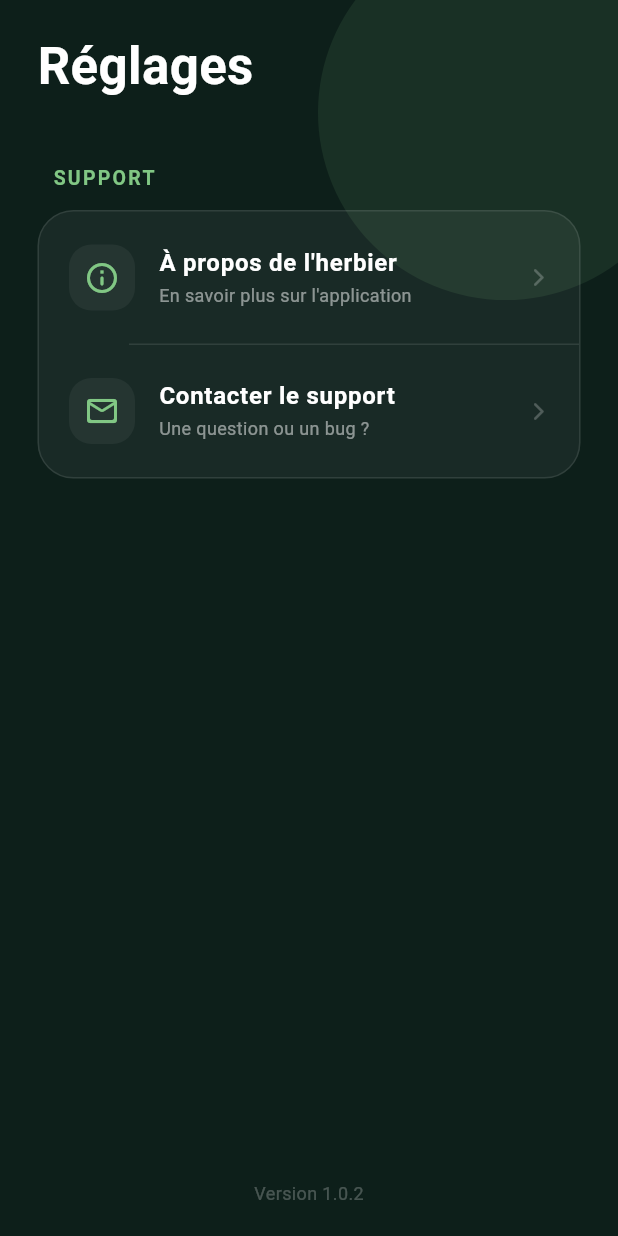
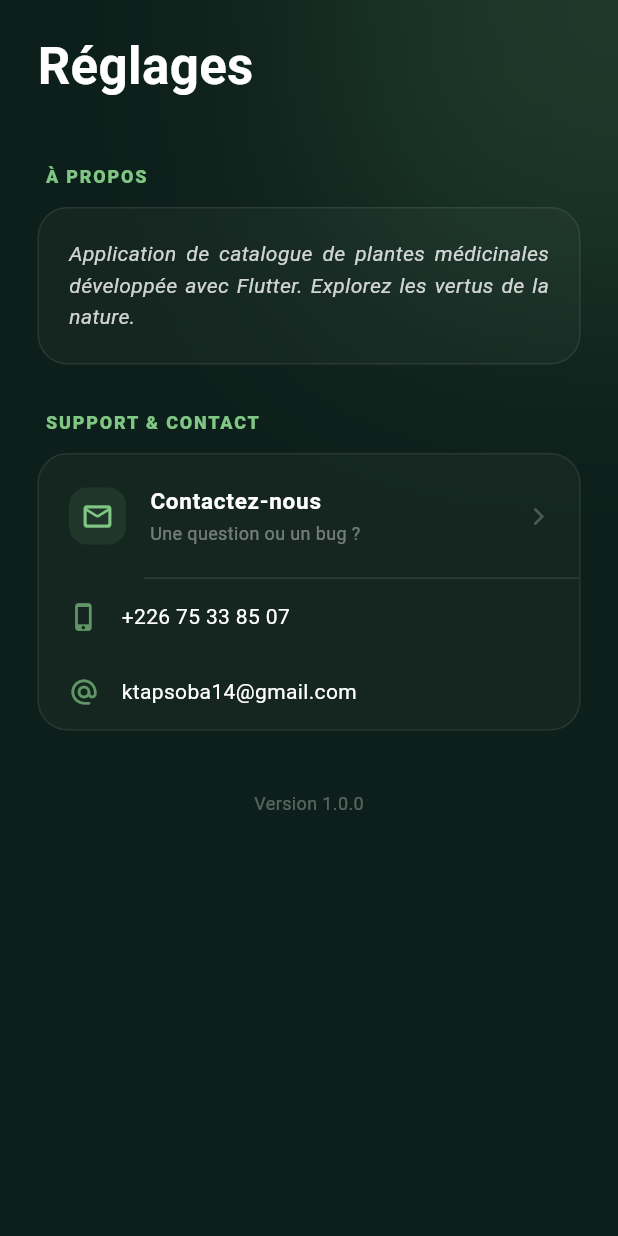
Before and after one commit to ktapsoba14-byte/application-mobile, a Flutter app: the PageReglages screen opened directly, on a phone screen of 412 x 824 dp. Run offline on Flutter 3.47's test engine with Material 3 defaults, Android fonts, the phone set to English and light mode, and no system bars.

Commit message:
Finition de l'application

```diff
--- /dev/null
+++ b/devtools_options.yaml
@@ -0,0 +1,3 @@
+description: This file stores settings for Dart & Flutter DevTools.
+documentation: https://docs.flutter.dev/tools/devtools/extensions#configure-extension-enablement-states
+extensions:
--- a/lib/pages/categorie/apaisante.dart
+++ b/lib/pages/categorie/apaisante.dart
@@ -12,8 +12,6 @@ class Apaisante extends StatefulWidget {
 }
 
 class _ApaisanteState extends State<Apaisante> {
-  final Set<int> _favorisPlantes = {};
-
   final plantes = [
     {
       "titre": "Lavande",
@@ -73,7 +71,7 @@ class _ApaisanteState extends State<Apaisante> {
                     itemCount: plantes.length,
                     itemBuilder: (context, index) {
                       return TweenAnimationBuilder<double>(
-                        duration: Duration(milliseconds: 600 + (index * 200)),
+                        duration: Duration(milliseconds: 3000 + (index * 200)),
                         tween: Tween(begin: 0.0, end: 1.0),
                         curve: Curves.easeOutQuart,
                         builder: (context, value, child) {
@@ -85,7 +83,7 @@ class _ApaisanteState extends State<Apaisante> {
                             ),
                           );
                         },
-                        child: _buildPlantCard(index),
+                        child: _buildPlantesCartes(index),
                       );
                     },
                   ),
@@ -135,10 +133,8 @@ class _ApaisanteState extends State<Apaisante> {
     );
   }
 
-  Widget _buildPlantCard(int index) {
+  Widget _buildPlantesCartes(int index) {
     final plante = plantes[index];
-    final isFav = _favorisPlantes.contains(index);
-
     return Padding(
       padding: const EdgeInsets.symmetric(horizontal: 20, vertical: 8),
       child: ClipRRect(
@@ -213,7 +209,6 @@ class _ApaisanteState extends State<Apaisante> {
                           ),
                           onPressed: () {
                             setState(() {
-                              // On prévient le manager
                               FavorisManager.ajouterOuRetirer(plante);
                             });
                           },
--- a/lib/pages/categorie/aromatique.dart
+++ b/lib/pages/categorie/aromatique.dart
@@ -13,8 +13,6 @@ class Aromatique extends StatefulWidget {
 }
 
 class _AromatiqueState extends State<Aromatique> {
-  final Set<int> _favorisPlantes = {};
-
   final plantes = [
     {
       "titre": "Lavande",
@@ -80,7 +78,7 @@ class _AromatiqueState extends State<Aromatique> {
                     itemCount: plantes.length,
                     itemBuilder: (context, index) {
                       return TweenAnimationBuilder<double>(
-                        duration: Duration(milliseconds: 500 + (index * 100)),
+                        duration: Duration(milliseconds: 3000 + (index * 100)),
                         tween: Tween(begin: 0.0, end: 1.0),
                         curve: Curves.easeOutQuart,
                         builder: (context, value, child) {
@@ -159,8 +157,6 @@ class _AromatiqueState extends State<Aromatique> {
 
   Widget _buildPlantCard(int index) {
     final plante = plantes[index];
-    final isFav = _favorisPlantes.contains(index);
-
     return Padding(
       padding: const EdgeInsets.symmetric(horizontal: 20, vertical: 8),
       child: ClipRRect(
--- a/lib/pages/categorie/cicatrisante.dart
+++ b/lib/pages/categorie/cicatrisante.dart
@@ -11,8 +11,6 @@ class Cicatrisante extends StatefulWidget {
 }
 
 class _CicatrisanteState extends State<Cicatrisante> {
-  final Set<int> _favorisPlantes = {};
-
   final plantes = [
     {
       "titre": "Aloe Vera",
@@ -65,7 +63,7 @@ class _CicatrisanteState extends State<Cicatrisante> {
                     itemCount: plantes.length,
                     itemBuilder: (context, index) {
                       return TweenAnimationBuilder<double>(
-                        duration: Duration(milliseconds: 500 + (index * 150)),
+                        duration: Duration(milliseconds: 3000 + (index * 150)),
                         tween: Tween(begin: 0.0, end: 1.0),
                         curve: Curves.easeOutQuart,
                         builder: (context, value, child) {
@@ -144,8 +142,6 @@ class _CicatrisanteState extends State<Cicatrisante> {
 
   Widget _buildPlantCard(int index) {
     final plante = plantes[index];
-    final isFav = _favorisPlantes.contains(index);
-
     return Padding(
       padding: const EdgeInsets.symmetric(horizontal: 20, vertical: 8),
       child: ClipRRect(
--- a/lib/pages/categorie/digestive.dart
+++ b/lib/pages/categorie/digestive.dart
@@ -13,8 +13,6 @@ class Digestive extends StatefulWidget {
 }
 
 class _DigestiveState extends State<Digestive> {
-  final Set<int> _favorisPlantes = {};
-
   final plantes = [
     {
       "titre": "Camomille",
@@ -82,7 +80,7 @@ class _DigestiveState extends State<Digestive> {
                     itemCount: plantes.length,
                     itemBuilder: (context, index) {
                       return TweenAnimationBuilder<double>(
-                        duration: Duration(milliseconds: 500 + (index * 150)),
+                        duration: Duration(milliseconds: 300 + (index * 150)),
                         tween: Tween(begin: 0.0, end: 1.0),
                         curve: Curves.easeOutQuart,
                         builder: (context, value, child) {
@@ -161,8 +159,6 @@ class _DigestiveState extends State<Digestive> {
 
   Widget _buildPlantCard(int index) {
     final plante = plantes[index];
-    final isFav = _favorisPlantes.contains(index);
-
     return Padding(
       padding: const EdgeInsets.symmetric(horizontal: 20, vertical: 8),
       child: ClipRRect(
--- a/lib/pages/reglage.dart
+++ b/lib/pages/reglage.dart
@@ -1,8 +1,15 @@
 import 'dart:ui';
 import 'package:flutter/material.dart';
+import 'package:url_launcher/url_launcher.dart'; // Optionnel : pour rendre les liens cliquables
 
 class PageReglages extends StatelessWidget {
   const PageReglages({super.key});
+
+  // Fonction utilitaire pour lancer des appels/mails (nécessite url_launcher)
+  Future<void> _launchURL(String url) async {
+    final Uri uri = Uri.parse(url);
+    if (!await launchUrl(uri)) throw 'Impossible de lancer $uri';
+  }
 
   @override
   Widget build(BuildContext context) {
@@ -10,6 +17,7 @@ class PageReglages extends StatelessWidget {
       backgroundColor: const Color(0xFF0D1F1A),
       body: Stack(
         children: [
+          // Effet de halo lumineux en arrière-plan
           Positioned(
             top: -50,
             right: -50,
@@ -18,14 +26,15 @@ class PageReglages extends StatelessWidget {
               height: 250,
               decoration: BoxDecoration(
                 shape: BoxShape.circle,
-                color: const Color(0xFF81C784).withOpacity(0.1),
+                color: const Color(0xFF81C784).withOpacity(0.15),
               ),
               child: BackdropFilter(
-                  filter: ImageFilter.blur(sigmaX: 80, sigmaY: 80)),
+                  filter: ImageFilter.blur(sigmaX: 80, sigmaY: 80),
+                  child: Container(color: Colors.transparent)),
             ),
           ),
           SafeArea(
-            child: Padding(
+            child: SingleChildScrollView( // Pour éviter les débordements sur petits écrans
               padding: const EdgeInsets.symmetric(horizontal: 25, vertical: 20),
               child: Column(
                 crossAxisAlignment: CrossAxisAlignment.start,
@@ -39,21 +48,32 @@ class PageReglages extends StatelessWidget {
                     ),
                   ),
                   const SizedBox(height: 40),
-                  _buildSectionTitle("SUPPORT"),
-                  _buildSettingCard([
-                    _buildSettingItem(
-                        Icons.info_outline_rounded,
-                        "À propos de l'herbier",
-                        "En savoir plus sur l'application"),
-                    const Divider(color: Colors.white10, height: 1, indent: 60),
-                    _buildSettingItem(Icons.mail_outline_rounded,
-                        "Contacter le support", "Une question ou un bug ?"),
+
+                  _buildTitre("À PROPOS"),
+                  _buildCarte([
+                    _buildDetail(
+                        "Application de catalogue de plantes médicinales développée avec Flutter. Explorez les vertus de la nature."),
                   ]),
-                  const Spacer(),
-                  const Center(
+
+                  const SizedBox(height: 30),
+
+                  _buildTitre("SUPPORT & CONTACT"),
+                  _buildCarte([
+                    _buildItem(
+                        Icons.mail_outline_rounded,
+                        "Contactez-nous",
+                        "Une question ou un bug ?",
+                        onTap: () => _launchURL('mailto:ktapsoba14@gmail.com')),
+                    const Divider(color: Colors.white10, height: 1, indent: 70),
+                    _buildContactRow(Icons.phone_iphone_rounded, "+226 75 33 85 07"),
+                    _buildContactRow(Icons.alternate_email_rounded, "ktapsoba14@gmail.com"),
+                  ]),
+
+                  const SizedBox(height: 40),
+                  Center(
                     child: Text(
-                      "Version 1.0.2",
-                      style: TextStyle(color: Colors.white24, fontSize: 12),
+                      "Version 1.0.0",
+                      style: TextStyle(color: Colors.white.withOpacity(0.3), fontSize: 12),
                     ),
                   ),
                 ],
@@ -65,55 +85,93 @@ class PageReglages extends StatelessWidget {
     );
   }
 
-  Widget _buildSectionTitle(String title) {
+  // --- WIDGETS DE CONSTRUCTION ---
+
+  Widget _buildTitre(String title) {
     return Padding(
-      padding: const EdgeInsets.only(left: 10, bottom: 12),
+      padding: const EdgeInsets.only(left: 5, bottom: 12),
       child: Text(
         title,
         style: const TextStyle(
           color: Color(0xFF81C784),
-          fontSize: 13,
-          fontWeight: FontWeight.bold,
-          letterSpacing: 1.5,
+          fontSize: 12,
+          fontWeight: FontWeight.w800,
+          letterSpacing: 1.2,
         ),
       ),
     );
   }
 
-  Widget _buildSettingCard(List<Widget> items) {
+  Widget _buildCarte(List<Widget> items) {
     return Container(
+      clipBehavior: Clip.antiAlias, // Pour que les effets de clic respectent les bords arrondis
       decoration: BoxDecoration(
-        color: Colors.white.withOpacity(0.05),
-        borderRadius: BorderRadius.circular(24),
-        border: Border.all(color: Colors.white.withOpacity(0.1)),
+        color: Colors.white.withOpacity(0.03),
+        borderRadius: BorderRadius.circular(20),
+        border: Border.all(color: Colors.white.withOpacity(0.08)),
       ),
       child: Column(children: items),
     );
   }
 
-  Widget _buildSettingItem(IconData icon, String title, String subtitle) {
+  Widget _buildItem(IconData icon, String title, String subtitle, {VoidCallback? onTap}) {
     return ListTile(
-      contentPadding: const EdgeInsets.symmetric(horizontal: 20, vertical: 8),
+      onTap: onTap,
+      contentPadding: const EdgeInsets.symmetric(horizontal: 20, vertical: 5),
       leading: Container(
-        padding: const EdgeInsets.all(10),
+        padding: const EdgeInsets.all(8),
         decoration: BoxDecoration(
-          color: Colors.white.withOpacity(0.05),
-          borderRadius: BorderRadius.circular(15),
+          color: const Color(0xFF81C784).withOpacity(0.1),
+          borderRadius: BorderRadius.circular(12),
         ),
-        child: Icon(icon, color: const Color(0xFF81C784), size: 24),
+        child: Icon(icon, color: const Color(0xFF81C784), size: 22),
       ),
       title: Text(
         title,
-        style: const TextStyle(
-            color: Colors.white, fontSize: 16, fontWeight: FontWeight.w600),
+        style: const TextStyle(color: Colors.white, fontSize: 15, fontWeight: FontWeight.w600),
       ),
       subtitle: Text(
         subtitle,
-        style: TextStyle(color: Colors.white.withOpacity(0.5), fontSize: 12),
+        style: TextStyle(color: Colors.white.withOpacity(0.4), fontSize: 12),
       ),
-      trailing: const Icon(Icons.arrow_forward_ios_rounded,
-          color: Colors.white24, size: 14),
-      onTap: () {},
+      trailing: const Icon(Icons.arrow_forward_ios_rounded, color: Colors.white24, size: 14),
+    );
+  }
+
+  Widget _buildDetail(String texte) {
+    return Padding(
+      padding: const EdgeInsets.all(20),
+      child: Text(
+        texte,
+        textAlign: TextAlign.justify,
+        style: TextStyle(
+            color: Colors.white.withOpacity(0.8),
+            fontSize: 14,
+            height: 1.5,
+            fontStyle: FontStyle.italic
+        ),
+      ),
+    );
+  }
+
+  Widget _buildContactRow(IconData icon, String texte) {
+    return InkWell(
+      onTap: () {}, // Ajouter la logique de clic ici
+      child: Padding(
+        padding: const EdgeInsets.symmetric(horizontal: 20, vertical: 15),
+        child: Row(
+          children: [
+            Icon(icon, color: const Color(0xFF81C784).withOpacity(0.7), size: 20),
+            const SizedBox(width: 15),
+            Expanded(
+              child: Text(
+                texte,
+                style: const TextStyle(color: Colors.white, fontSize: 14, fontWeight: FontWeight.w400),
+              ),
+            ),
+          ],
+        ),
+      ),
     );
   }
 }
--- a/pubspec.yaml
+++ b/pubspec.yaml
@@ -36,6 +36,7 @@ dependencies:
   cupertino_icons: ^1.0.8
   google_fonts: ^6.3.0
   shared_preferences: ^2.2.2
+  url_launcher: ^6.3.2
 
 dev_dependencies:
   flutter_test:
```
Also changed, not shown: pubspec.lock, 6 other files.
